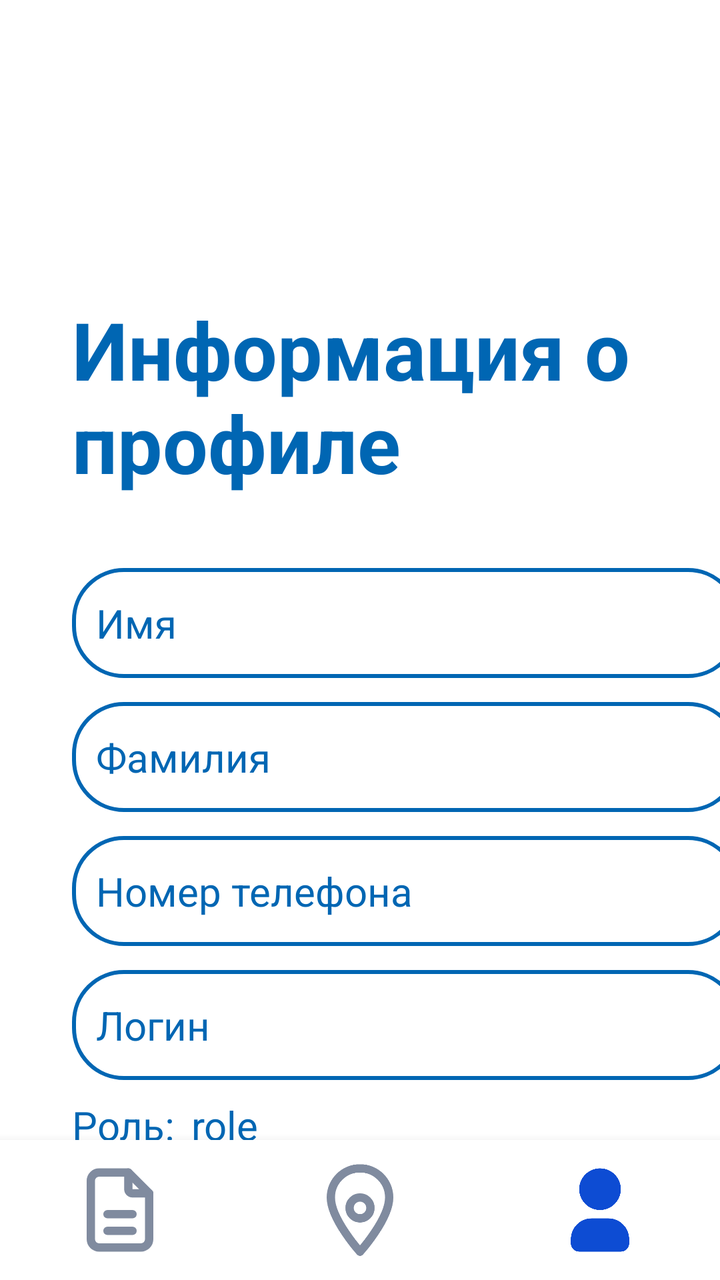
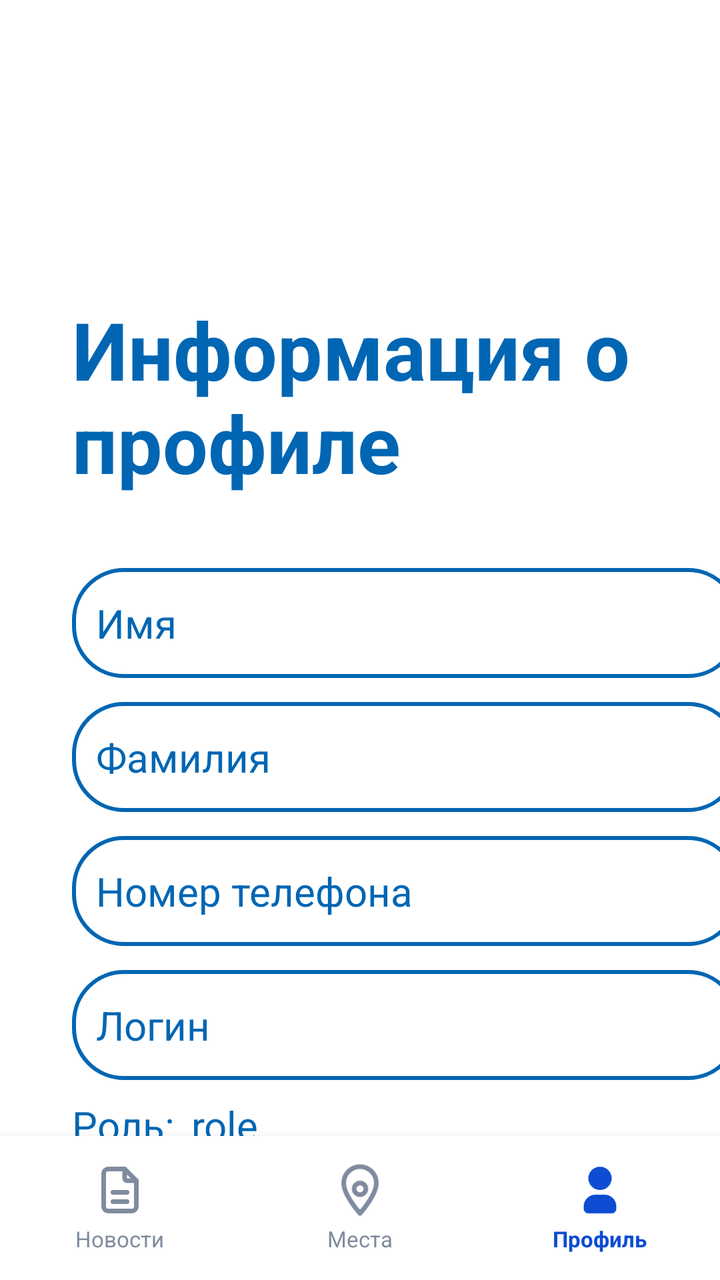

Compare the two renders of this Android layout. The source of the first and the diff that turns it into the second are given below.
<!-- AndroidManifest.xml: application theme Theme.VetUslugi -->
<!-- res/layout/fragment_profile_info.xml -->
<?xml version="1.0" encoding="utf-8"?>
<androidx.constraintlayout.widget.ConstraintLayout xmlns:android="http://schemas.android.com/apk/res/android"
    xmlns:app="http://schemas.android.com/apk/res-auto"
    xmlns:tools="http://schemas.android.com/tools"
    android:layout_width="match_parent"
    android:layout_height="match_parent">

    <TextView
        android:id="@+id/textView11"
        android:layout_width="wrap_content"
        android:layout_height="wrap_content"
        android:layout_marginStart="36dp"
        android:layout_marginTop="148dp"
        android:text="Информация о\nпрофиле"
        android:textColor="@color/blue"
        android:textSize="40dp"
        android:textStyle="bold"
        app:layout_constraintStart_toStartOf="parent"
        app:layout_constraintTop_toTopOf="parent" />

    <EditText
        android:id="@+id/etName"
        android:layout_width="334dp"
        android:layout_height="55dp"
        android:layout_marginTop="36dp"
        android:ems="10"
        android:enabled="false"
        android:inputType="text"
        android:text="Имя"
        android:textColor="@color/blue"
        app:layout_constraintStart_toStartOf="@+id/textView11"
        app:layout_constraintTop_toBottomOf="@+id/textView11" />

    <EditText
        android:id="@+id/etSurname"
        android:layout_width="334dp"
        android:layout_height="55dp"
        android:layout_marginTop="12dp"
        android:ems="10"
        android:enabled="false"
        android:text="Фамилия"
        android:textColor="@color/blue"
        android:inputType="text"
        app:layout_constraintStart_toStartOf="@+id/etName"
        app:layout_constraintTop_toBottomOf="@+id/etName" />

    <EditText
        android:id="@+id/etPhone"
        android:layout_width="334dp"
        android:layout_height="55dp"
        android:layout_marginTop="12dp"
        android:ems="10"
        android:enabled="false"
        android:text="Номер телефона"
        android:textColor="@color/blue"
        android:inputType="phone"
        app:layout_constraintStart_toStartOf="@+id/etSurname"
        app:layout_constraintTop_toBottomOf="@+id/etSurname" />

    <EditText
        android:id="@+id/etLogin"
        android:layout_width="334dp"
        android:layout_height="55dp"
        android:layout_marginTop="12dp"
        android:ems="10"
        android:enabled="false"
        android:text="Логин"
        android:textColor="@color/blue"
        android:inputType="textEmailAddress"
        app:layout_constraintStart_toStartOf="@+id/etPhone"
        app:layout_constraintTop_toBottomOf="@+id/etPhone" />

    <Button
        android:id="@+id/btnEditInformation"
        android:layout_width="334dp"
        android:layout_height="55dp"
        android:layout_marginTop="72dp"
        android:text="Редактировать информацию"
        app:layout_constraintEnd_toEndOf="@+id/etLogin"
        app:layout_constraintHorizontal_bias="0.0"
        app:layout_constraintStart_toStartOf="@+id/etLogin"
        app:layout_constraintTop_toBottomOf="@+id/etLogin" />

    <TextView
        android:id="@+id/role"
        android:layout_width="wrap_content"
        android:layout_height="wrap_content"
        android:layout_marginTop="9dp"
        android:text="Роль:"
        android:textColor="@color/blue"
        app:layout_constraintStart_toStartOf="@+id/etLogin"
        app:layout_constraintTop_toBottomOf="@+id/etLogin" />

    <TextView
        android:id="@+id/tvRole"
        android:layout_width="wrap_content"
        android:layout_height="wrap_content"
        android:layout_marginStart="8dp"
        android:text="role"
        android:textColor="@color/blue"
        app:layout_constraintBottom_toBottomOf="@+id/role"
        app:layout_constraintStart_toEndOf="@+id/role"
        app:layout_constraintTop_toTopOf="@+id/role"
        app:layout_constraintVertical_bias="0.0" />

    <TextView
        android:id="@+id/btnLogOut"
        android:layout_width="wrap_content"
        android:layout_height="wrap_content"
        android:layout_marginTop="100dp"
        android:text="Выйти"
        android:textColor="@color/red"
        android:textStyle="bold"
        app:layout_constraintEnd_toEndOf="@+id/btnEditInformation"
        app:layout_constraintHorizontal_bias="0.509"
        app:layout_constraintStart_toStartOf="@+id/btnEditInformation"
        app:layout_constraintTop_toBottomOf="@+id/btnEditInformation" />

    <include
        android:id="@+id/customBottomBar"
        layout="@layout/nav_bar4"
        android:layout_width="match_parent"
        android:layout_height="70dp"
        android:layout_alignParentBottom="true"
        app:layout_constraintBottom_toBottomOf="parent" />
</androidx.constraintlayout.widget.ConstraintLayout>
<!-- res/layout/nav_bar4.xml (included above) -->
<?xml version="1.0" encoding="utf-8"?>
<LinearLayout
    xmlns:android="http://schemas.android.com/apk/res/android"
    android:id="@+id/customBottomBar"
    android:layout_width="match_parent"
    android:layout_height="64dp"
    android:orientation="horizontal"
    android:background="@color/light_gray"
    android:gravity="center"
    android:weightSum="3"
    android:elevation="8dp">

    <LinearLayout
        android:id="@+id/nav_news"
        android:layout_width="0dp"
        android:layout_height="match_parent"
        android:layout_weight="1"
        android:gravity="center"
        android:orientation="vertical">
        <ImageView
            android:id="@+id/icon_news"
            android:layout_width="50dp"
            android:layout_height="50dp"
            android:src="@drawable/news" />
    </LinearLayout>

    <LinearLayout
        android:id="@+id/nav_places"
        android:layout_width="0dp"
        android:layout_height="match_parent"
        android:layout_weight="1"
        android:gravity="center"
        android:orientation="vertical">
        <ImageView
            android:id="@+id/icon_places"
            android:layout_width="50dp"
            android:layout_height="50dp"
            android:src="@drawable/places" />
    </LinearLayout>

    <LinearLayout
        android:id="@+id/nav_profile"
        android:layout_width="0dp"
        android:layout_height="match_parent"
        android:layout_weight="1"
        android:gravity="center"
        android:orientation="vertical">
        <ImageView
            android:id="@+id/icon_profile"
            android:layout_width="50dp"
            android:layout_height="50dp"
            android:src="@drawable/profileselected" />
    </LinearLayout>

</LinearLayout>
<!-- resources referenced by this layout -->
<resources>
  <color name="blue">#0066B3</color>
  <color name="light_gray">#E2E2E2</color>
  <color name="red">#EE2F53</color>
  <!-- drawable places (drawable) -->
  <vector xmlns:android="http://schemas.android.com/apk/res/android"
      android:width="24dp"
      android:height="24dp"
      android:viewportWidth="24"
      android:viewportHeight="24">
    <path
        android:pathData="M12,2C8.13,2 5,5.13 5,9c0,5.25 7,13 7,13s7,-7.75 7,-13c0,-3.87 -3.13,-7 -7,-7z"
        android:strokeLineJoin="round"
        android:strokeWidth="2"
        android:fillColor="#00000000"
        android:strokeColor="@color/icon_gray"
        android:strokeLineCap="round"/>
    <path
        android:pathData="M12,11.5m-2.5,0a2.5,2.5 0,1 1,5 0a2.5,2.5 0,1 1,-5 0"
        android:strokeLineJoin="round"
        android:strokeWidth="2"
        android:fillColor="#00000000"
        android:strokeColor="@color/icon_gray"
        android:strokeLineCap="round"/>
  </vector>
  <!-- drawable profileselected (drawable) -->
  <vector xmlns:android="http://schemas.android.com/apk/res/android"
      android:width="24dp"
      android:height="24dp"
      android:viewportWidth="24"
      android:viewportHeight="24">
    <path
        android:pathData="M12,2a5,5 0,1 1,-5 5l0.005,-0.217a5,5 0,0 1,4.995 -4.783z"
        android:fillColor="@color/icon_blue"/>
    <path
        android:pathData="M14,14a5,5 0,0 1,5 5v1a2,2 0,0 1,-2 2h-10a2,2 0,0 1,-2 -2v-1a5,5 0,0 1,5 -5h4z"
        android:fillColor="@color/icon_blue"/>
  </vector>
  <style name="Theme.VetUslugi" parent="Base.Theme.VetUslugi" />
  <color name="icon_gray">#808B9F</color>
  <color name="icon_blue">#0D4CD3</color>
  <style name="Base.Theme.VetUslugi" parent="Theme.Material3.DayNight.NoActionBar">
  
          <item name="materialButtonStyle">@style/Button</item>
          <item name="android:textViewStyle">@style/TextView</item>
          <item name="editTextStyle">@style/EditText</item>
          <item name="checkboxStyle">@style/BlueCheckBoxStyle</item>
  
          <item name="android:background">@color/white</item>
          <item name="colorPrimary">@color/black</item>
      </style>
  <style name="Button" parent="Widget.Material3.Button">
          <item name="shapeAppearanceOverlay">@style/ShapeAppearance.VetUslugi.Button</item>
          <item name="backgroundTint">@android:color/white</item>
          <item name="strokeColor">@color/blue</item>
          <item name="strokeWidth">2dp</item>
          <item name="android:textColor">@color/blue</item>
          <item name="android:textSize">20sp</item>
      </style>
  <style name="TextView" parent="android:Widget.TextView">
          <item name="android:textSize">20sp</item>
          <item name="android:textColor">@color/black</item>
      </style>
  <style name="EditText" parent="android:Widget.EditText">
          <item name="android:textColorHint">@color/light_blue</item>
          <item name="android:textSize">20sp</item>
          <item name="android:textColor">@color/blue</item>
          <item name="android:background">@drawable/rounded_corners</item>
      </style>
  <style name="BlueCheckBoxStyle" parent="Widget.AppCompat.CompoundButton.CheckBox">
          <item name="android:buttonTint">@color/checkbox_blue_tint</item>
      </style>
  <color name="white">#FFFFFF</color>
  <color name="black">#000000</color>
  <style name="ShapeAppearance.VetUslugi.Button" parent="ShapeAppearance.MaterialComponents.SmallComponent">
          <item name="cornerFamily">rounded</item>
          <item name="cornerSize">8dp</item>
      </style>
  <color name="light_blue">#85ACFF</color>
  <!-- unchanged entries left out for length: 2 -->
</resources>

<!-- the commit's change to res/layout/fragment_profile_info.xml (unified diff, before → after) -->
@@ -120,7 +120,7 @@
         android:id="@+id/customBottomBar"
         layout="@layout/nav_bar4"
         android:layout_width="match_parent"
-        android:layout_height="70dp"
+        android:layout_height="72dp"
         android:layout_alignParentBottom="true"
         app:layout_constraintBottom_toBottomOf="parent" />
 </androidx.constraintlayout.widget.ConstraintLayout>
@@ -130,53 +130,84 @@
     xmlns:android="http://schemas.android.com/apk/res/android"
     android:id="@+id/customBottomBar"
     android:layout_width="match_parent"
-    android:layout_height="64dp"
+    android:layout_height="72dp"
     android:orientation="horizontal"
-    android:background="@color/light_gray"
+    android:background="?android:attr/background"
     android:gravity="center"
     android:weightSum="3"
     android:elevation="8dp">
 
+    
     <LinearLayout
         android:id="@+id/nav_news"
         android:layout_width="0dp"
         android:layout_height="match_parent"
         android:layout_weight="1"
         android:gravity="center"
-        android:orientation="vertical">
+        android:orientation="vertical"
+        android:paddingTop="8dp"
+        android:paddingBottom="8dp">
         <ImageView
             android:id="@+id/icon_news"
-            android:layout_width="50dp"
-            android:layout_height="50dp"
+            android:layout_width="28dp"
+            android:layout_height="28dp"
             android:src="@drawable/news" />
+        <TextView
+            android:layout_width="wrap_content"
+            android:layout_height="wrap_content"
+            android:layout_marginTop="3dp"
+            android:text="Новости"
+            android:textSize="11sp"
+            android:textColor="@color/icon_gray" />
     </LinearLayout>
 
+    
     <LinearLayout
         android:id="@+id/nav_places"
         android:layout_width="0dp"
         android:layout_height="match_parent"
         android:layout_weight="1"
         android:gravity="center"
-        android:orientation="vertical">
+        android:orientation="vertical"
+        android:paddingTop="8dp"
+        android:paddingBottom="8dp">
         <ImageView
             android:id="@+id/icon_places"
-            android:layout_width="50dp"
-            android:layout_height="50dp"
+            android:layout_width="28dp"
+            android:layout_height="28dp"
             android:src="@drawable/places" />
+        <TextView
+            android:layout_width="wrap_content"
+            android:layout_height="wrap_content"
+            android:layout_marginTop="3dp"
+            android:text="Места"
+            android:textSize="11sp"
+            android:textColor="@color/icon_gray" />
     </LinearLayout>
 
+    
     <LinearLayout
         android:id="@+id/nav_profile"
         android:layout_width="0dp"
         android:layout_height="match_parent"
         android:layout_weight="1"
         android:gravity="center"
-        android:orientation="vertical">
+        android:orientation="vertical"
+        android:paddingTop="8dp"
+        android:paddingBottom="8dp">
         <ImageView
             android:id="@+id/icon_profile"
-            android:layout_width="50dp"
-            android:layout_height="50dp"
+            android:layout_width="28dp"
+            android:layout_height="28dp"
             android:src="@drawable/profileselected" />
+        <TextView
+            android:layout_width="wrap_content"
+            android:layout_height="wrap_content"
+            android:layout_marginTop="3dp"
+            android:text="Профиль"
+            android:textSize="11sp"
+            android:textColor="@color/icon_blue"
+            android:textStyle="bold" />
     </LinearLayout>
 
 </LinearLayout>
<!-- resource entries referenced after the edit -->
@@ -1,7 +1,6 @@
 <!-- resources referenced by this layout -->
 <resources>
   <color name="blue">#0066B3</color>
-  <color name="light_gray">#E2E2E2</color>
   <color name="red">#EE2F53</color>
   <!-- drawable places (drawable) -->
   <vector xmlns:android="http://schemas.android.com/apk/res/android"
